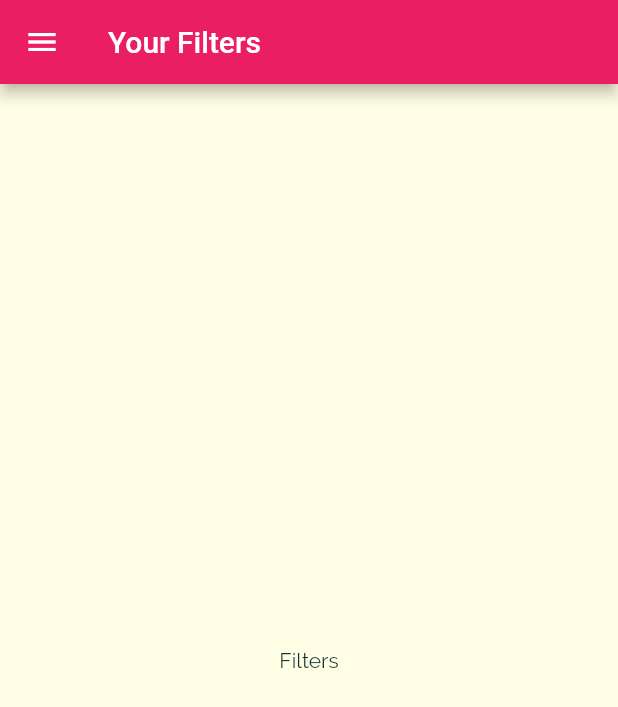
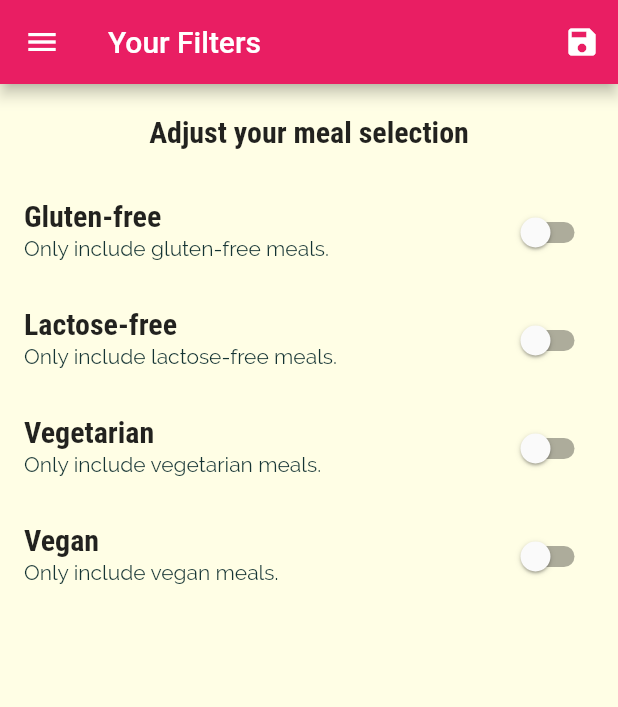
Before and after one commit to jvillarreal2016/Meals-App, a Flutter app: the FiltersScreen screen opened by its route, on a phone screen of 412 x 824 dp. Shown: the top 707 px of the screen. Run offline on Flutter 3.47's test engine with Material 2 defaults, Android fonts, the phone set to English and light mode, and no system bars.

Commit message:
added filter logic

```diff
--- a/lib/main.dart
+++ b/lib/main.dart
@@ -1,14 +1,52 @@
 import 'package:flutter/material.dart';
 
+import '/dummy_data.dart';
 import '../screens/filters_screen.dart';
 import '../screens/tabs_screen.dart';
 import './screens/meal_detail_screen.dart';
 import './screens/category_meals_screen.dart';
 import './screens/categories_screen.dart';
+import './models/meal.dart';
 
 void main() => runApp(MyApp());
 
-class MyApp extends StatelessWidget {
+class MyApp extends StatefulWidget {
+  @override
+  State<MyApp> createState() => _MyAppState();
+}
+
+class _MyAppState extends State<MyApp> {
+  Map<String, bool> _filters = {
+    'gluten': false,
+    'lactose': false,
+    'vegan': false,
+    'vegetarian': false,
+  };
+
+  List<Meal> _availableMeals = DUMMY_MEALS;
+
+  void _setFilters(Map<String, bool> filterData) {
+    setState(() {
+      _filters = filterData;
+
+      _availableMeals = DUMMY_MEALS.where((meal) {
+        if (_filters['gluten'] && !meal.isGlutenFree) {
+          return false;
+        }
+        if (_filters['lactose'] && !meal.isLactoseFree) {
+          return false;
+        }
+        if (_filters['vegan'] && !meal.isVegan) {
+          return false;
+        }
+        if (_filters['vegetarian'] && !meal.isVegetarian) {
+          return false;
+        }
+        return true;
+      }).toList();
+    });
+  }
+
   @override
   Widget build(BuildContext context) {
     return MaterialApp(
@@ -35,9 +73,10 @@ class MyApp extends StatelessWidget {
       initialRoute: '/', // default is '/'
       routes: {
         '/': (ctx) => TabsScreen(),
-        CategoryMealsScreen.routeName: (ctx) => CategoryMealsScreen(),
+        CategoryMealsScreen.routeName: (ctx) =>
+            CategoryMealsScreen(_availableMeals),
         MealDetailScreen.routeName: (ctx) => MealDetailScreen(),
-        FiltersScreen.routeName: (ctx) => FiltersScreen(),
+        FiltersScreen.routeName: (ctx) => FiltersScreen(_filters,_setFilters),
       },
       // onGenerateRoute: (settings) {
       //   print(settings.arguments);
--- a/lib/screens/category_meals_screen.dart
+++ b/lib/screens/category_meals_screen.dart
@@ -1,11 +1,14 @@
 import 'package:flutter/material.dart';
 
 import '../widgets/meal_item.dart';
-import '../dummy_data.dart';
 import '../models/meal.dart';
 
 class CategoryMealsScreen extends StatefulWidget {
   static const routeName = '/category-meals';
+
+  final List<Meal> availableMeals;
+
+  CategoryMealsScreen(this.availableMeals);
 
   @override
   State<CategoryMealsScreen> createState() => _CategoryMealsScreenState();
@@ -28,7 +31,7 @@ class _CategoryMealsScreenState extends State<CategoryMealsScreen> {
           ModalRoute.of(context).settings.arguments as Map<String, String>;
       categoryTitle = routeArgs['title'];
       final categoryId = routeArgs['id'];
-      displayMeals = DUMMY_MEALS.where((meal) {
+      displayMeals = widget.availableMeals.where((meal) {
         return meal.categories.contains(categoryId);
       }).toList();
       _loadedInitData = true;
--- a/lib/screens/filters_screen.dart
+++ b/lib/screens/filters_screen.dart
@@ -1,18 +1,126 @@
 import 'package:flutter/material.dart';
 import 'package:flutter_complete_guide/widgets/main_drawer.dart';
 
-class FiltersScreen extends StatelessWidget {
+class FiltersScreen extends StatefulWidget {
   static const routeName = '/filters';
+
+  final Function saveFilters;
+  final Map<String, bool> currentFilters;
+
+  FiltersScreen(this.currentFilters, this.saveFilters);
+
+  @override
+  State<FiltersScreen> createState() => _FiltersScreenState();
+}
+
+class _FiltersScreenState extends State<FiltersScreen> {
+  bool _glutenFree = false;
+  bool _vegetarian = false;
+  bool _vegan = false;
+  bool _lactoseFree = false;
+
+  @override
+  void initState() {
+    _glutenFree = widget.currentFilters['gluten'];
+    _glutenFree = widget.currentFilters['lactose'];
+    _glutenFree = widget.currentFilters['vegetarian'];
+    _glutenFree = widget.currentFilters['vegan'];
+    super.initState();
+  }
+
+  Widget _buildSwitchListTile(
+    String title,
+    String description,
+    bool currentValue,
+    Function updateValue,
+  ) {
+    return SwitchListTile(
+      title: Text(title),
+      value: currentValue,
+      subtitle: Text(
+        description,
+      ),
+      onChanged: updateValue,
+    );
+  }
+
   @override
   Widget build(BuildContext context) {
     return Scaffold(
-      appBar: AppBar(
-        title: Text('Your Filters'),
-      ),
-      drawer: MainDrawer(),
-      body: Center(
-        child: Text('Filters'),
-      ),
-    );
+        appBar: AppBar(
+          title: Text('Your Filters'),
+          actions: <Widget>[
+            IconButton(
+              icon: Icon(Icons.save),
+              onPressed: () {
+                final selectedFilters = {
+                  'gluten': _glutenFree,
+                  'lactose': _lactoseFree,
+                  'vegan': _vegan,
+                  'vegetarian': _vegetarian,
+                };
+                widget.saveFilters(selectedFilters);
+              },
+            )
+          ],
+        ),
+        drawer: MainDrawer(),
+        body: Column(
+          children: <Widget>[
+            Container(
+              padding: EdgeInsets.all(20),
+              child: Text(
+                'Adjust your meal selection',
+                style: Theme.of(context).textTheme.titleMedium,
+              ),
+            ),
+            Expanded(
+              child: ListView(
+                children: <Widget>[
+                  _buildSwitchListTile(
+                    'Gluten-free',
+                    'Only include gluten-free meals.',
+                    _glutenFree,
+                    (newValue) {
+                      setState(() {
+                        _glutenFree = newValue;
+                      });
+                    },
+                  ),
+                  _buildSwitchListTile(
+                    'Lactose-free',
+                    'Only include lactose-free meals.',
+                    _lactoseFree,
+                    (newValue) {
+                      setState(() {
+                        _lactoseFree = newValue;
+                      });
+                    },
+                  ),
+                  _buildSwitchListTile(
+                    'Vegetarian',
+                    'Only include vegetarian meals.',
+                    _vegetarian,
+                    (newValue) {
+                      setState(() {
+                        _vegetarian = newValue;
+                      });
+                    },
+                  ),
+                  _buildSwitchListTile(
+                    'Vegan',
+                    'Only include vegan meals.',
+                    _vegan,
+                    (newValue) {
+                      setState(() {
+                        _vegan = newValue;
+                      });
+                    },
+                  ),
+                ],
+              ),
+            ),
+          ],
+        ));
   }
 }
```
